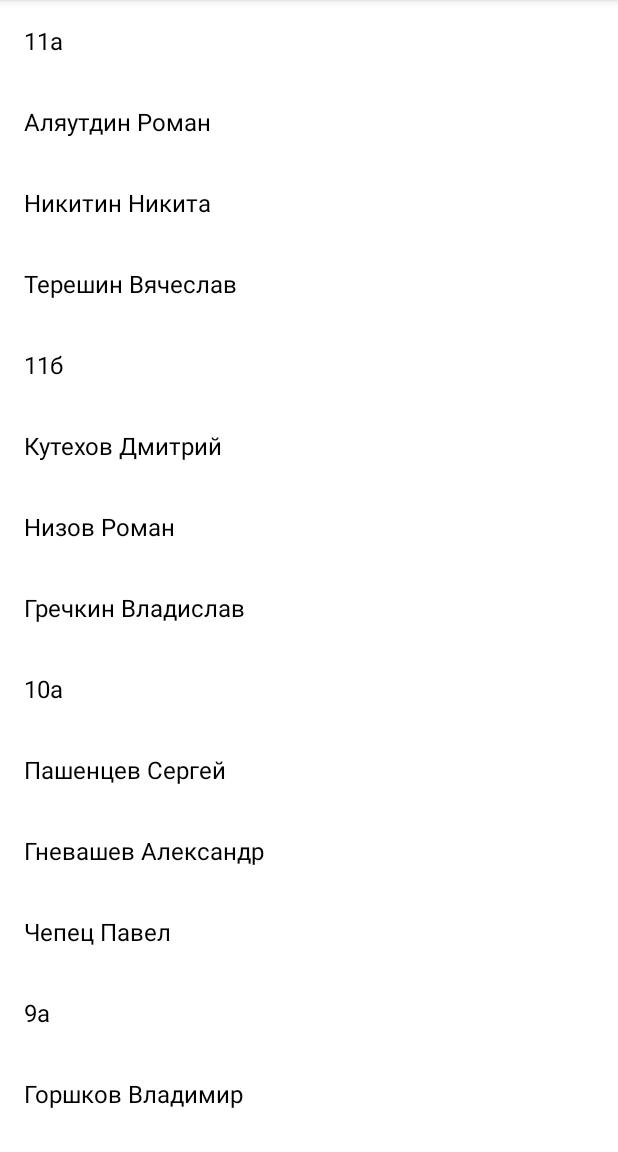
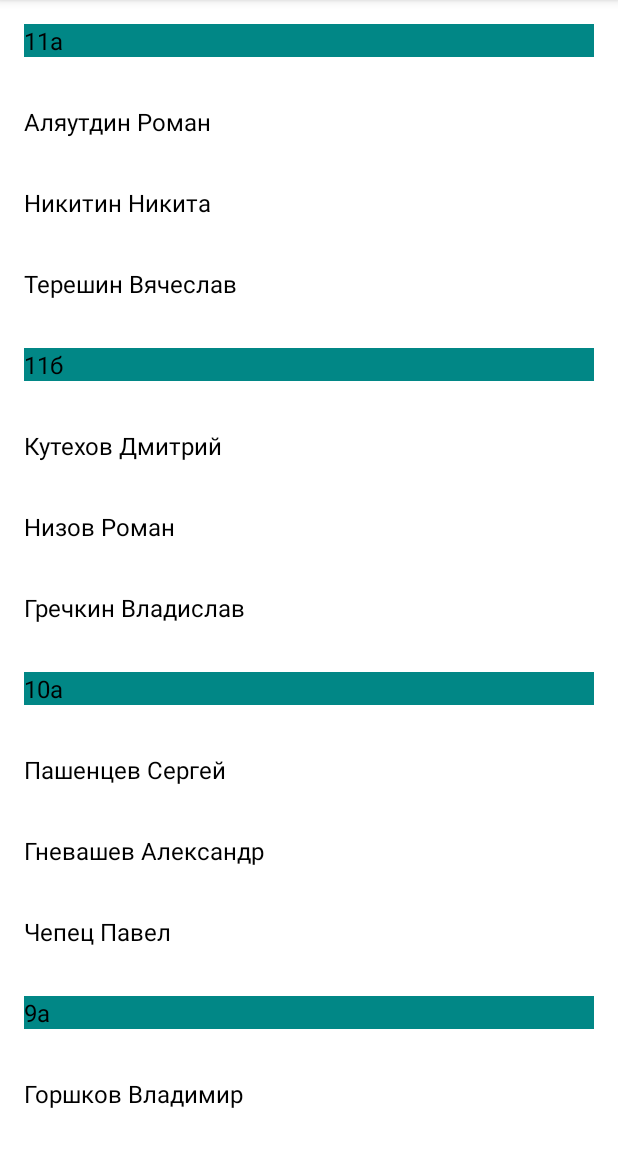
Before and after one commit to oisab/testRxJava, an Android app: the screen it shows after launch (MainActivity), on a phone screen of 412 x 824 dp, the part 84-1236 px from its top. Run offline under Robolectric (Android 15) with nearby library versions, the phone set to English and light mode, and no system bars; our stand-ins replace RxJava.

Commit message:
added two different viewHolders

```diff
--- /dev/null
+++ b/app/src/main/java/com/oisab/testrxjava/BaseCell.kt
@@ -0,0 +1,3 @@
+package com.oisab.testrxjava
+
+interface BaseCell
--- /dev/null
+++ b/app/src/main/java/com/oisab/testrxjava/CellClass.kt
@@ -0,0 +1,3 @@
+package com.oisab.testrxjava
+
+data class CellClass (val classNumber: String) : BaseCell
--- a/app/src/main/java/com/oisab/testrxjava/CellModel.kt
+++ /dev/null
@@ -1,3 +0,0 @@
-package com.oisab.testrxjava
-
-data class CellModel(val studentName: String)
--- /dev/null
+++ b/app/src/main/java/com/oisab/testrxjava/CellStudent.kt
@@ -0,0 +1,3 @@
+package com.oisab.testrxjava
+
+data class CellStudent(val studentName: String) : BaseCell
--- a/app/src/main/java/com/oisab/testrxjava/TestAdapter.kt
+++ b/app/src/main/java/com/oisab/testrxjava/TestAdapter.kt
@@ -6,33 +6,68 @@ import android.view.ViewGroup
 import android.widget.TextView
 import androidx.recyclerview.widget.RecyclerView
 
-class TestAdapter : RecyclerView.Adapter<TestAdapter.TestViewHolder>() {
-    private val testData : MutableList<CellModel> = ArrayList()
+class TestAdapter : RecyclerView.Adapter<TestAdapter.BaseViewHolder<*>>() {
+    private val testData : MutableList<BaseCell> = ArrayList()
 
-    fun setData(items: MutableList<CellModel>) {
+    companion object {
+        private const val TYPE_CLASS =  1
+        private const val TYPE_STUDENTS =  2
+    }
+
+    fun setData(items: MutableList<BaseCell>) {
         this.testData.clear()
         this.testData.addAll(items)
         notifyDataSetChanged()
     }
 
-    override fun onCreateViewHolder(parent: ViewGroup, viewType: Int): TestViewHolder {
+    override fun onCreateViewHolder(parent: ViewGroup, viewType: Int): BaseViewHolder<*> {
         val layoutInflater = LayoutInflater.from(parent.context)
-        return TestViewHolder(layoutInflater.inflate(R.layout.cell_test, parent, false))
+        return when(viewType)
+        {
+            TYPE_CLASS -> ClassViewHolder(layoutInflater.inflate(R.layout.cell_class, parent, false))
+            TYPE_STUDENTS -> StudentViewHolder(layoutInflater.inflate(R.layout.cell_student, parent, false))
+            else -> throw IllegalArgumentException("Invalid view type")
+        }
     }
 
-    override fun onBindViewHolder(holder: TestViewHolder, position: Int) {
-        holder.bind(testData[position])
+    override fun onBindViewHolder(holder: BaseViewHolder<*>, position: Int) {
+        val element = testData[position]
+        when(holder) {
+            is ClassViewHolder -> holder.bind(element as CellClass)
+            is StudentViewHolder -> holder.bind(element as CellStudent)
+            else -> throw IllegalArgumentException()
+        }
+    }
+
+    override fun getItemViewType(position: Int): Int {
+        return when(testData[position]) {
+            is CellClass -> TYPE_CLASS
+            is CellStudent -> TYPE_STUDENTS
+            else -> throw IllegalArgumentException("Invalid type of item $position")
+        }
     }
 
     override fun getItemCount(): Int {
         return testData.size
     }
 
-    class TestViewHolder(view: View) : RecyclerView.ViewHolder(view) {
-        private val testTextView = view.findViewById<TextView>(R.id.testText)
+    abstract class BaseViewHolder<T>(view: View) : RecyclerView.ViewHolder(view) {
+        abstract fun bind(item: T)
+    }
 
-        fun bind(testCell: CellModel) {
-            testTextView.text = testCell.studentName
+    class StudentViewHolder(view: View) : BaseViewHolder<CellStudent>(view) {
+        private val testTextView = view.findViewById<TextView>(R.id.studentName)
+
+        override fun bind(item: CellStudent) {
+            testTextView.text = item.studentName
+        }
+    }
+
+    class ClassViewHolder(view: View) : BaseViewHolder<CellClass>(view) {
+        private val testTextView = view.findViewById<TextView>(R.id.classNumber)
+
+        override fun bind(item: CellClass) {
+            testTextView.text = item.classNumber
         }
     }
 }
--- a/app/src/main/java/com/oisab/testrxjava/TestFragment.kt
+++ b/app/src/main/java/com/oisab/testrxjava/TestFragment.kt
@@ -24,13 +24,13 @@ class TestFragment : Fragment(R.layout.test_fragment) {
 
         disposeBag.add(generateStudents()
             .zipWith(generateClasses(),
-                { t, u ->
-                    val items: MutableList<CellModel> = ArrayList()
-                    for ((schoolClasses, students) in t) {                // проход по ключам ассоциативного массива
-                        if (schoolClasses in u) {                        // если текущий ключ содержится в списке классов
-                            items.add(CellModel(schoolClasses))         // добавить в список ключ - название класса
-                            for (student in students) {                // добавить в список всех студентов класса
-                                items.add(CellModel(student))
+                { studentsMap, classesArray ->
+                    val items: MutableList<BaseCell> = ArrayList()
+                    for ((schoolClasses, students) in studentsMap) {     // проход по ключам ассоциативного массива
+                        if (schoolClasses in classesArray) {            // если текущий ключ содержится в списке классов
+                            items.add(CellClass(schoolClasses))        // добавить в список ключ - название класса
+                            for (student in students) {               // добавить в список всех студентов класса
+                                items.add(CellStudent(student))
                             }
                         }
                     }
--- /dev/null
+++ b/app/src/main/res/layout/cell_class.xml
@@ -0,0 +1,17 @@
+<?xml version="1.0" encoding="utf-8"?>
+<androidx.appcompat.widget.LinearLayoutCompat xmlns:android="http://schemas.android.com/apk/res/android"
+    android:layout_width="match_parent"
+    android:layout_height="wrap_content"
+    android:orientation="vertical"
+    android:padding="16dp">
+
+
+    <TextView
+        android:id="@+id/classNumber"
+        android:layout_width="match_parent"
+        android:layout_height="wrap_content"
+        android:textSize="16sp"
+        android:textColor="@color/black"
+        android:background="@color/teal_700"/>
+
+</androidx.appcompat.widget.LinearLayoutCompat>
--- a/app/src/main/res/layout/cell_test.xml
+++ b/app/src/main/res/layout/cell_student.xml
@@ -7,7 +7,7 @@
 
 
     <TextView
-        android:id="@+id/testText"
+        android:id="@+id/studentName"
         android:layout_width="match_parent"
         android:layout_height="wrap_content"
         android:textSize="16sp"
```
